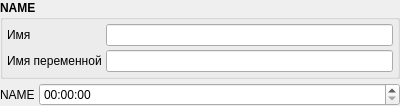
Before: the Qt Designer form src/components/variabletimeframe.ui in Gris87/ProtocolCreator, drawn with Qt 5.
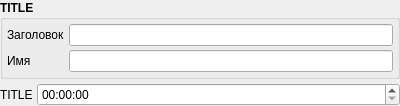
After: the same form once the commit is applied.

```diff
--- a/src/components/variabletimeframe.ui
+++ b/src/components/variabletimeframe.ui
@@ -29,7 +29,7 @@
       </font>
      </property>
      <property name="title">
-      <string>NAME</string>
+      <string>TITLE</string>
      </property>
      <layout class="QGridLayout" name="gridLayout">
       <property name="margin">
@@ -47,7 +47,7 @@
          </font>
         </property>
         <property name="text">
-         <string>Имя</string>
+         <string>Заголовок</string>
         </property>
        </widget>
       </item>
@@ -70,7 +70,7 @@
          </font>
         </property>
         <property name="text">
-         <string>Имя переменной</string>
+         <string>Имя</string>
         </property>
        </widget>
       </item>
@@ -105,7 +105,7 @@
          </sizepolicy>
         </property>
         <property name="text">
-         <string>NAME</string>
+         <string>TITLE</string>
         </property>
        </widget>
       </item>
```
